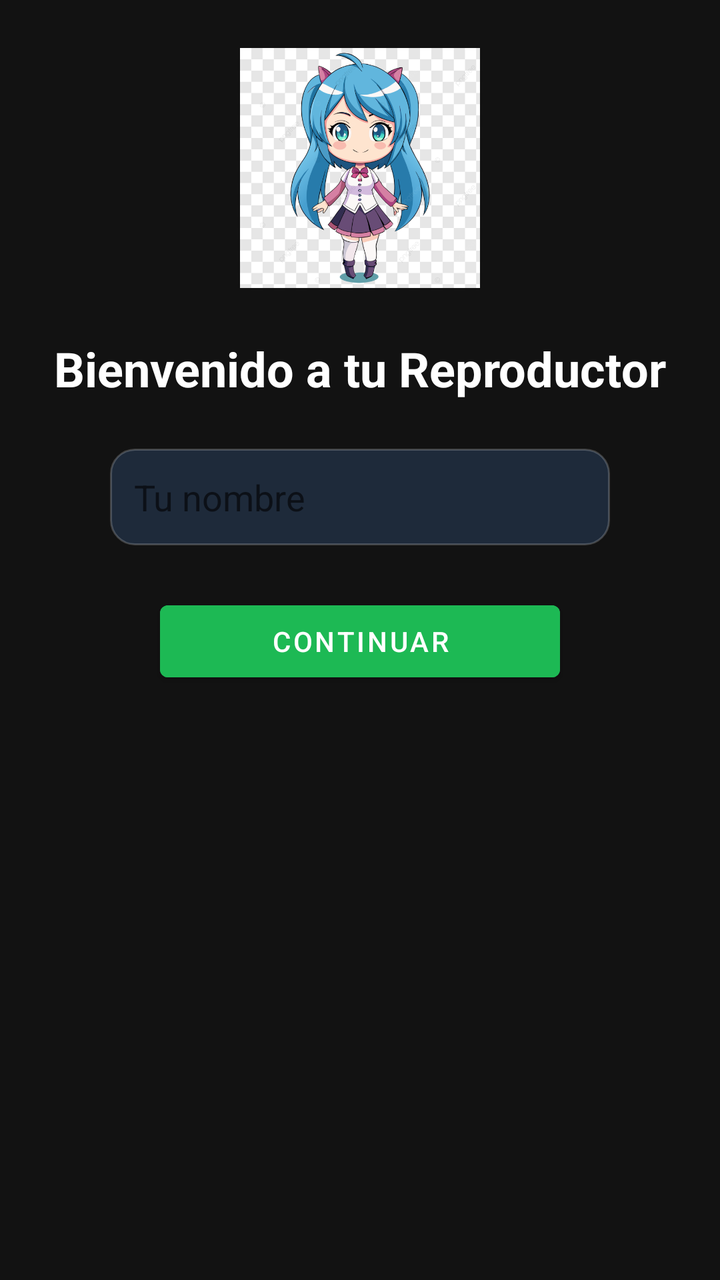
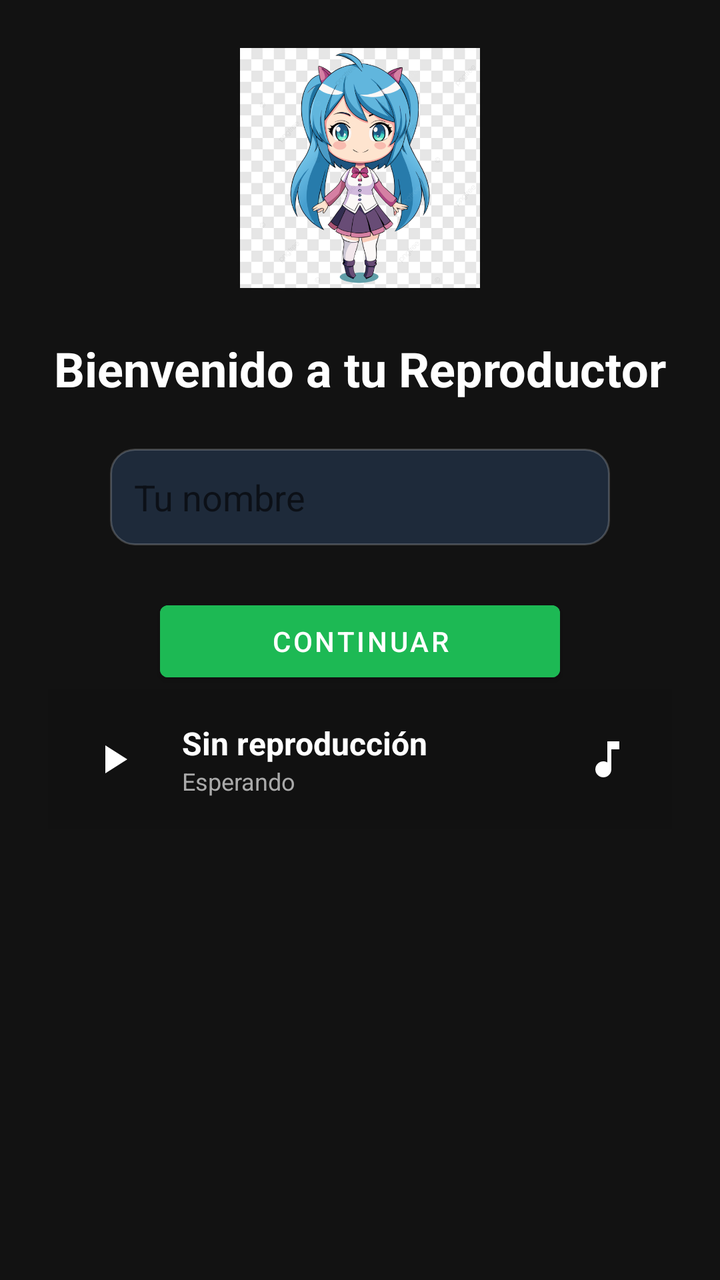

Before-and-after screenshots of an Android layout around one commit, followed by the original layout XML and the change that was made.
<!-- AndroidManifest.xml: application theme Theme.Music1 -->
<!-- res/layout/activity_main.xml -->
<?xml version="1.0" encoding="utf-8"?>
<LinearLayout
    xmlns:android="http://schemas.android.com/apk/res/android"

    android:layout_width="match_parent"
    android:layout_height="match_parent"

    android:orientation="vertical"

    android:gravity="center_horizontal"

    android:background="@color/fondo_oscuro"

    android:padding="24dp">

    <ImageView
        android:id="@+id/avatar"

        android:layout_width="120dp"
        android:layout_height="120dp"

        android:src="@drawable/avatar1"

        android:layout_marginBottom="24dp"

        android:contentDescription="@string/avatar_uno_desc"/>


    <TextView

        android:id="@+id/txtSaludo"

        android:layout_width="wrap_content"
        android:layout_height="wrap_content"

        android:text="@string/saludo_inicial"

        android:textColor="@color/white"

        android:textSize="24sp"

        android:textStyle="bold"

        android:layout_marginBottom="24dp"/>


    <EditText

        android:id="@+id/editNombre"

        android:layout_width="250dp"

        android:layout_height="wrap_content"

        android:hint="@string/hint_nombre"

        android:background="@drawable/bg_edittext"

        android:padding="12dp"

        android:inputType="textPersonName"

        android:textColor="@color/black"/>


    <Button

        android:id="@+id/btnGuardar"

        android:layout_width="200dp"

        android:layout_height="wrap_content"

        android:text="@string/btn_continuar"

        android:layout_marginTop="24dp"

        android:backgroundTint="@color/verde_spotify"

        android:textColor="@color/white"/>

</LinearLayout>
<!-- resources referenced by this layout -->
<resources>
  <color name="black">#FF000000</color>
  <color name="fondo_oscuro">#121212</color>
  <color name="verde_spotify">#1DB954</color>
  <color name="white">#FFFFFF</color>
  <!-- drawable avatar1: png bitmap (drawable, 167418 bytes) -->
  <!-- drawable bg_edittext (drawable) -->
  <?xml version="1.0" encoding="utf-8"?>
  <shape xmlns:android="http://schemas.android.com/apk/res/android">
  
      
      <solid android:color="#1E2A3A"/>
  
      
      <corners android:radius="12dp"/>
  
      
      <stroke
          android:width="1dp"
          android:color="#33FFFFFF"/>
  
      
      <padding
          android:left="12dp"
          android:right="12dp"
          android:top="10dp"
          android:bottom="10dp"/>
  
  </shape>
  <string name="avatar_uno_desc">Avatar número 1</string>
  <string name="btn_continuar">Continuar</string>
  <string name="hint_nombre">Tu nombre</string>
  <string name="saludo_inicial">Bienvenido a tu Reproductor</string>
  <style name="Theme.Music1" parent="Theme.MaterialComponents.DayNight.NoActionBar">
          <item name="colorPrimary">@color/accento_principal</item>
          <item name="colorPrimaryDark">@color/azul_profundo</item>
          <item name="colorAccent">@color/destello_play</item>
          <item name="android:windowBackground">@color/fondo_principal</item>
          <item name="android:colorBackground">@color/fondo_principal</item>
          <item name="android:textColorPrimary">@color/texto_primario</item>
          <item name="android:textColorSecondary">@color/texto_secundario</item>
          <item name="android:statusBarColor">@color/fondo_principal</item>
      </style>
  <color name="accento_principal">#BB86FC</color>
  <color name="azul_profundo">#0A1929</color>
  <color name="destello_play">#03DAC6</color>
  <color name="fondo_principal">#0A0A0A</color>
  <color name="texto_primario">#FFFFFF</color>
  <color name="texto_secundario">#B3FFFFFF</color>
</resources>

<!-- the commit's change to res/layout/activity_main.xml (unified diff, before → after) -->
@@ -78,5 +78,62 @@
         android:backgroundTint="@color/verde_spotify"
 
         android:textColor="@color/white"/>
+        
+    <include layout="@layout/layout_miniplayer" />
 
 </LinearLayout>
+<!-- res/layout/layout_miniplayer.xml (included above) -->
+<?xml version="1.0" encoding="utf-8"?>
+<LinearLayout xmlns:android="http://schemas.android.com/apk/res/android"
+    android:id="@+id/miniPlayer"
+    android:layout_width="match_parent"
+    android:layout_height="70dp"
+    android:layout_alignParentBottom="true"
+    android:background="#111111"
+    android:orientation="horizontal"
+    android:padding="10dp"
+    android:gravity="center_vertical">
+
+    <ImageButton
+        android:id="@+id/btnMiniPlay"
+        android:layout_width="45dp"
+        android:layout_height="45dp"
+        android:background="@android:color/transparent"
+        android:src="@drawable/ic_play"
+        android:tint="@android:color/white" />
+
+    <LinearLayout
+        android:layout_width="0dp"
+        android:layout_height="wrap_content"
+        android:layout_weight="1"
+        android:orientation="vertical"
+        android:paddingStart="12dp">
+
+        <TextView
+            android:id="@+id/txtMiniTitulo"
+            android:layout_width="wrap_content"
+            android:layout_height="wrap_content"
+            android:text="Sin reproducción"
+            android:textColor="@android:color/white"
+            android:textSize="16sp"
+            android:textStyle="bold" />
+
+        <TextView
+            android:id="@+id/txtMiniEstado"
+            android:layout_width="wrap_content"
+            android:layout_height="wrap_content"
+            android:text="Esperando"
+            android:textColor="#AAAAAA"
+            android:textSize="12sp" />
+
+    </LinearLayout>
+
+    <ImageButton
+        android:id="@+id/btnAbrirPlayer"
+        android:layout_width="45dp"
+        android:layout_height="45dp"
+        android:background="@android:color/transparent"
+        android:src="@drawable/ic_music_note"
+        android:tint="@android:color/white" />
+
+</LinearLayout>
<!-- resource entries referenced after the edit -->
@@ -28,6 +28,28 @@
           android:bottom="10dp"/>
   
   </shape>
+  <!-- drawable ic_music_note (drawable) -->
+  <?xml version="1.0" encoding="utf-8"?>
+  <vector xmlns:android="http://schemas.android.com/apk/res/android"
+      android:width="24dp"
+      android:height="24dp"
+      android:viewportWidth="24"
+      android:viewportHeight="24">
+      <path
+          android:fillColor="#FFFFFFFF"
+          android:pathData="M12,3v10.55c-0.59,-0.34 -1.27,-0.55 -2,-0.55 -2.21,0 -4,1.79 -4,4s1.79,4 4,4 4,-1.79 4,-4V7h4V3h-6z"/>
+  </vector>
+  <!-- drawable ic_play (drawable) -->
+  <?xml version="1.0" encoding="utf-8"?>
+  <vector xmlns:android="http://schemas.android.com/apk/res/android"
+      android:width="24dp"
+      android:height="24dp"
+      android:viewportWidth="24"
+      android:viewportHeight="24">
+      <path
+          android:fillColor="#FFFFFF"
+          android:pathData="M8,5v14l11,-7z"/>
+  </vector>
   <string name="avatar_uno_desc">Avatar número 1</string>
   <string name="btn_continuar">Continuar</string>
   <string name="hint_nombre">Tu nombre</string>
